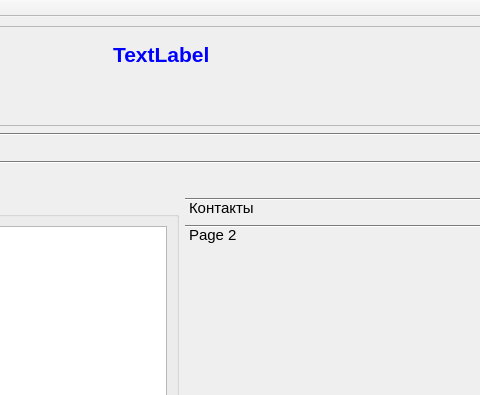
The window that Clients/clientswindow.ui (rust3128/HotlineDesktop) describes before a commit, drawn with Qt 5; both pictures show x 303 to 783 and y 0 to 395 of the 970 by 816 pixel window.
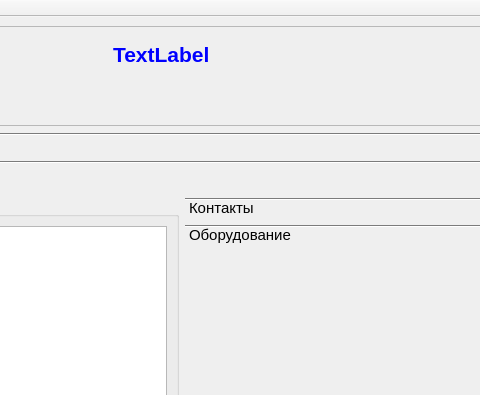
The same window after the commit. The open tabs and pages were chosen to show the change. Icons and pictures are not drawn. Custom widgets are drawn as their Qt base class.

```diff
--- a/Clients/clientswindow.ui
+++ b/Clients/clientswindow.ui
@@ -420,7 +420,7 @@
             </rect>
            </property>
            <attribute name="label">
-            <string>Page 2</string>
+            <string>Оборудование</string>
            </attribute>
           </widget>
          </widget>
```
Left out of the diff: 12 changed lines with no effect on the pictures.
